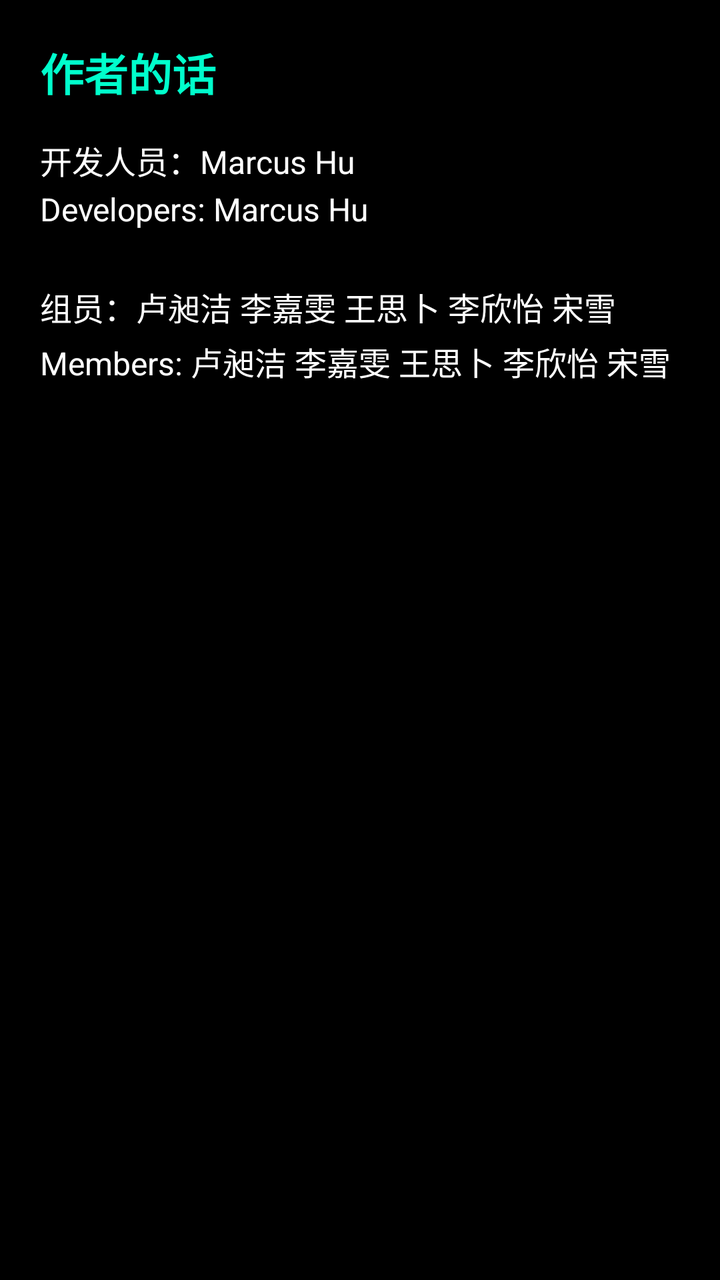
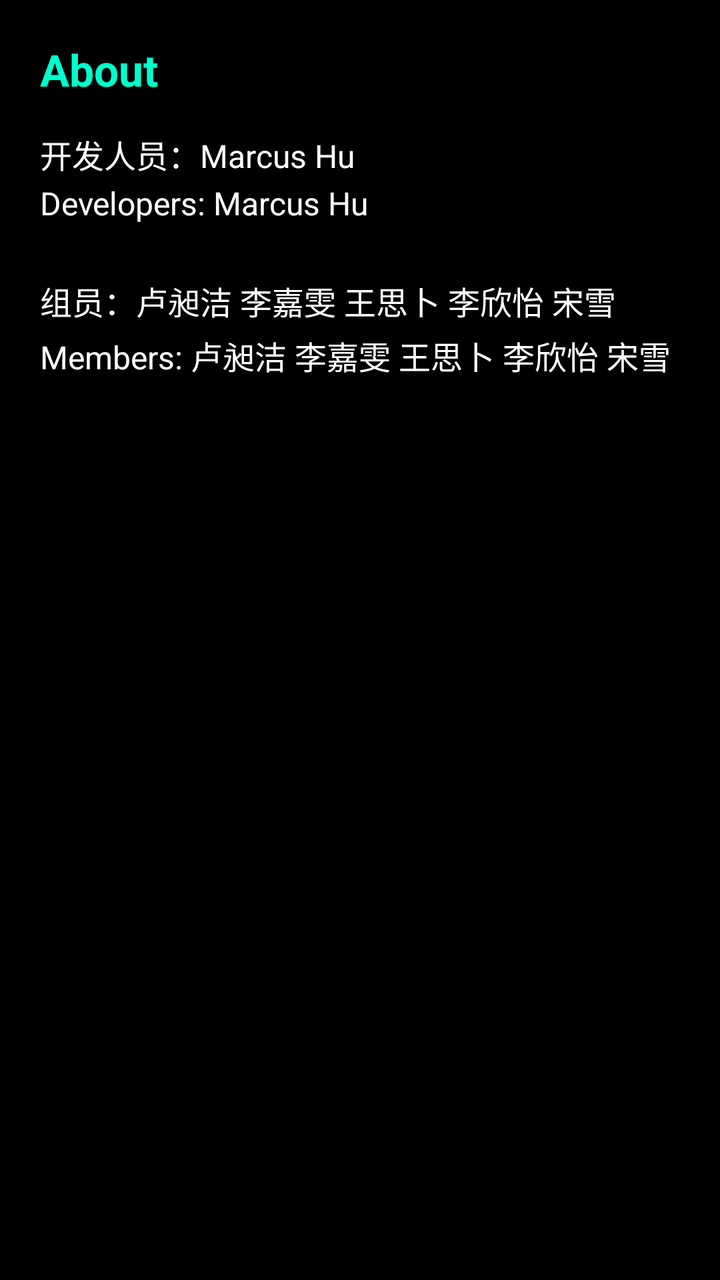

Compare the two renders of this Android layout. The source of the first and the diff that turns it into the second are given below.
<!-- AndroidManifest.xml: application theme Theme._432AndroidToolbox -->
<!-- res/layout/activity_about.xml -->
<?xml version="1.0" encoding="utf-8"?>
<ScrollView xmlns:android="http://schemas.android.com/apk/res/android"
    android:layout_width="match_parent"
    android:layout_height="match_parent"
    android:background="#000000"
    android:padding="20dp"
    android:fitsSystemWindows="true">

    <LinearLayout
        android:layout_width="match_parent"
        android:layout_height="wrap_content"
        android:orientation="vertical">

        <TextView
            android:layout_width="wrap_content"
            android:layout_height="wrap_content"
            android:text="作者的话"
            android:textColor="#00FFCC"
            android:textSize="22sp"
            android:textStyle="bold"
            android:layout_marginBottom="16dp" />

        <TextView
            android:id="@+id/tv_about_content"
            android:layout_width="match_parent"
            android:layout_height="wrap_content"
            android:textColor="#FFFFFF"
            android:lineSpacingExtra="4dp"
            android:textSize="16sp"
            android:text="开发人员：Marcus Hu\nDevelopers: Marcus Hu\n\n组员：卢昶洁 李嘉雯 王思卜 李欣怡 宋雪\nMembers: 卢昶洁 李嘉雯 王思卜 李欣怡 宋雪" />

    </LinearLayout>
</ScrollView>
<!-- resources referenced by this layout -->
<resources>
  <style name="Theme._432AndroidToolbox" parent="Base.Theme._432AndroidToolbox" />
  <style name="Base.Theme._432AndroidToolbox" parent="Theme.Material3.DayNight.NoActionBar">
          
          
      </style>
</resources>

<!-- the commit's change to res/layout/activity_about.xml (unified diff, before → after) -->
@@ -14,7 +14,7 @@
         <TextView
             android:layout_width="wrap_content"
             android:layout_height="wrap_content"
-            android:text="作者的话"
+            android:text="About"
             android:textColor="#00FFCC"
             android:textSize="22sp"
             android:textStyle="bold"
